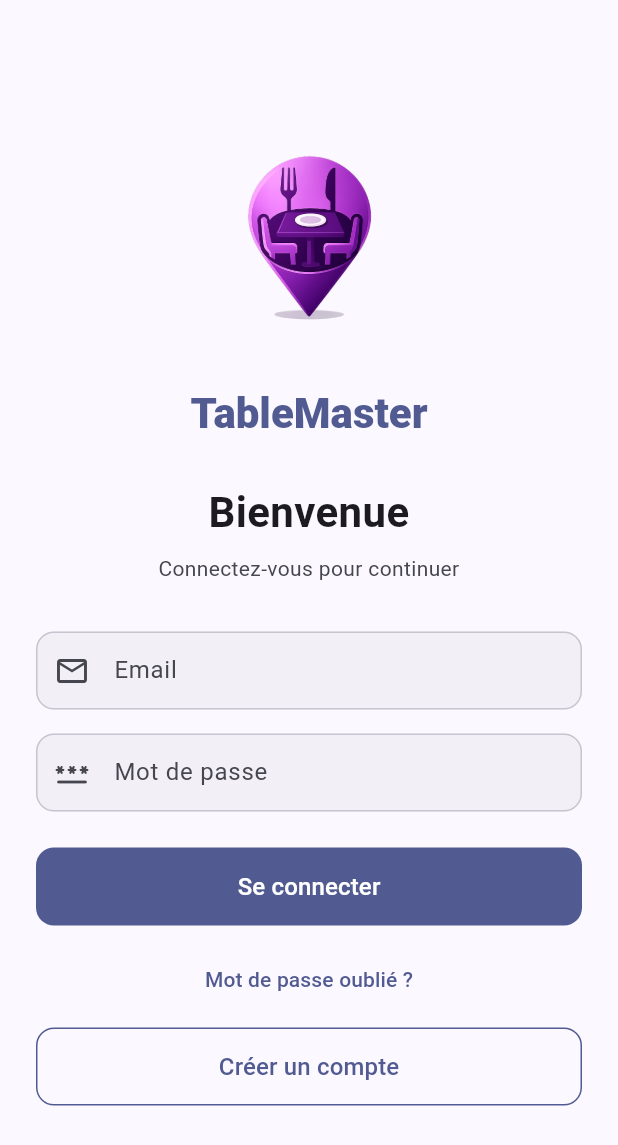
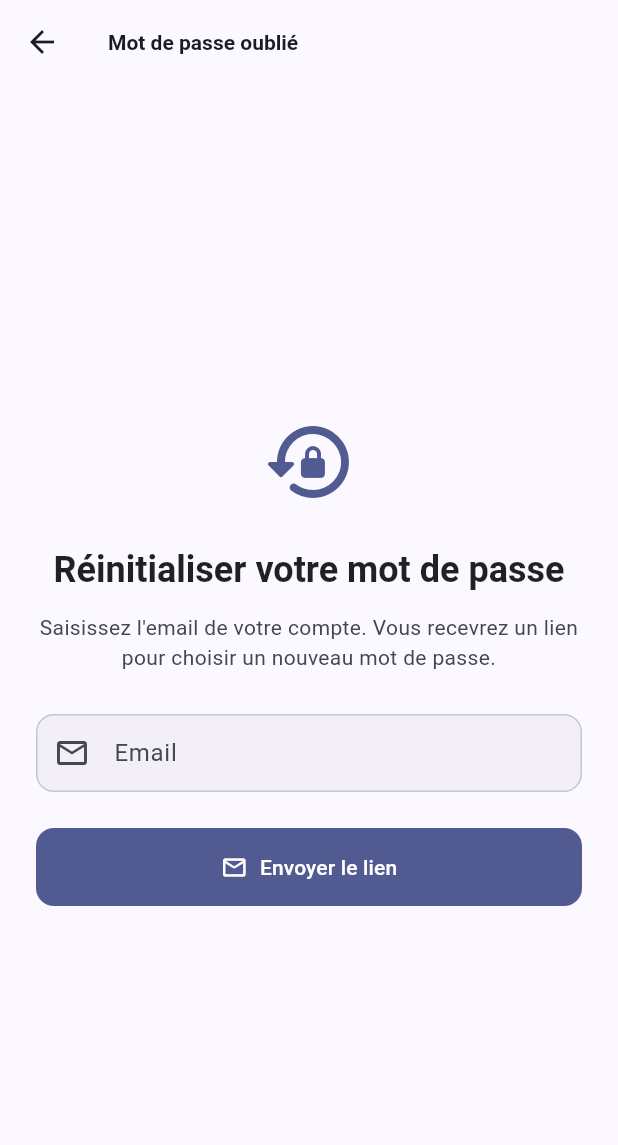
Before and after one commit to TableMasterProject/TableMasterMobile, a Flutter app: the screen it shows after launch, after a tap on "Mot de passe oublié ?", on a phone screen of 412 x 824 dp. Shown: the top 1145 px of the screen. Run offline on Flutter 3.47's test engine with Material 3 defaults, Android fonts, the phone set to English and light mode, and no system bars; our stand-ins replace app_links, audioplayers, confetti, dio, firebase_core, firebase_messaging and 6 more; missing offline and left inert: signalr_netcore, tutorial_coach_mark; accounts and stored records are empty; network calls fail.

Commit message:
add email

```diff
--- a/config/dev.json
+++ b/config/dev.json
@@ -1,6 +1,6 @@
 {
   "APP_NAME": "Table Master (DEV)",
-  "API_URL": "http://192.168.1.19:5012",
+  "API_URL": "http://10.70.2.15:5012",
   "IS_PROD": false,
   "SENTRY_TRACES_SAMPLE_RATE": "0.1"
 }
--- /dev/null
+++ b/lib/core/deep_link_service.dart
@@ -0,0 +1,145 @@
+import 'dart:async';
+
+import 'package:app_links/app_links.dart';
+import 'package:flutter/material.dart';
+import 'package:flutter_secure_storage/flutter_secure_storage.dart';
+import 'package:table_master_mobile/core/app_constant.dart';
+import 'package:table_master_mobile/core/logging/app_logger.dart';
+import 'package:table_master_mobile/features/auth/presentation/login/login_screen.dart';
+import 'package:table_master_mobile/features/auth/presentation/reset_password_screen.dart';
+import 'package:table_master_mobile/features/reservation/presentation/reservation_deep_link_page.dart';
+
+class DeepLinkService {
+  final AppLinks _appLinks = AppLinks();
+  final FlutterSecureStorage _storage = const FlutterSecureStorage();
+
+  StreamSubscription<Uri>? _subscription;
+  Uri? _pendingUri;
+
+  Future<void> init() async {
+    try {
+      _pendingUri = await _appLinks.getInitialLink();
+    } catch (error) {
+      AppLogger.debug("Erreur lecture du lien initial", error);
+    }
+
+    _pendingUri ??= _currentBrowserRoute();
+
+    _subscription ??= _appLinks.uriLinkStream.listen(
+      (uri) {
+        _pendingUri = uri;
+        _scheduleNavigation();
+      },
+      onError: (Object error) {
+        AppLogger.debug("Erreur reception deep link", error);
+      },
+    );
+  }
+
+  Future<bool> navigatePendingLink() async {
+    final uri = _pendingUri;
+    final navigator = navigatorKey.currentState;
+    if (uri == null || navigator == null) {
+      return false;
+    }
+
+    final route = _parseRoute(uri);
+    if (route == null) {
+      _pendingUri = null;
+      return false;
+    }
+
+    if (route is _ResetPasswordRoute) {
+      _pendingUri = null;
+      navigator.pushAndRemoveUntil(
+        MaterialPageRoute(
+          builder: (_) => ResetPasswordScreen(token: route.token),
+        ),
+        (route) => false,
+      );
+      return true;
+    }
+
+    if (route is _ReservationRoute) {
+      final token = await _storage.read(key: 'access_token');
+      if (token == null) {
+        navigator.pushAndRemoveUntil(
+          MaterialPageRoute(builder: (_) => const LoginScreen()),
+          (route) => false,
+        );
+        return true;
+      }
+
+      _pendingUri = null;
+      navigator.push(
+        MaterialPageRoute(
+          builder: (_) => ReservationDeepLinkPage(reservationId: route.id),
+        ),
+      );
+      return true;
+    }
+
+    return false;
+  }
+
+  void _scheduleNavigation() {
+    WidgetsBinding.instance.addPostFrameCallback((_) {
+      unawaited(navigatePendingLink());
+    });
+  }
+
+  _DeepLinkRoute? _parseRoute(Uri uri) {
+    final segments = _normalizedSegments(uri);
+    if (segments.isEmpty) {
+      return null;
+    }
+
+    if (segments.first == 'reset-password') {
+      final token = uri.queryParameters['token'];
+      if (token == null || token.trim().isEmpty) {
+        return null;
+      }
+      return _ResetPasswordRoute(token.trim());
+    }
+
+    if (segments.first == 'reservations' && segments.length >= 2) {
+      final id = int.tryParse(segments[1]);
+      if (id == null) {
+        return null;
+      }
+      return _ReservationRoute(id);
+    }
+
+    return null;
+  }
+
+  Uri? _currentBrowserRoute() {
+    final uri = Uri.base;
+    return _parseRoute(uri) == null ? null : uri;
+  }
+
+  List<String> _normalizedSegments(Uri uri) {
+    final segments = <String>[];
+    if (uri.scheme == 'tablemaster' && uri.host.isNotEmpty) {
+      segments.add(uri.host);
+    }
+    segments.addAll(uri.pathSegments);
+    return segments.where((segment) => segment.trim().isNotEmpty).toList();
+  }
+}
+
+sealed class _DeepLinkRoute {
+  const _DeepLinkRoute();
+}
+
+final class _ResetPasswordRoute extends _DeepLinkRoute {
+  final String token;
+
+  const _ResetPasswordRoute(this.token);
+}
+
+final class _ReservationRoute extends _DeepLinkRoute {
+  final int id;
+
+  const _ReservationRoute(this.id);
+}
--- a/lib/core/injection.dart
+++ b/lib/core/injection.dart
@@ -1,4 +1,5 @@
 import 'package:get_it/get_it.dart';
+import 'package:table_master_mobile/core/deep_link_service.dart';
 import 'package:table_master_mobile/core/notification_service.dart';
 import 'package:table_master_mobile/core/signalr_service.dart';
 import '../features/auth/data/datasources/auth_datasource.dart';
@@ -39,6 +40,7 @@ void setupDependencies() {
   // Client HTTP unique
   getIt.registerLazySingleton<ApiClient>(() => ApiClient());
   getIt.registerLazySingleton<SignalRService>(() => SignalRService());
+  getIt.registerLazySingleton<DeepLinkService>(() => DeepLinkService());
   getIt.registerLazySingleton<NotificationService>(
     () => NotificationService(getIt<ApiClient>()),
   );
--- a/lib/features/auth/data/repositories/auth_repository_impl.dart
+++ b/lib/features/auth/data/repositories/auth_repository_impl.dart
@@ -44,6 +44,16 @@ class AuthRepositoryImpl implements IAuthRepository {
   }
 
   @override
+  Future<void> forgotPassword(String email) async {
+    await remoteDataSource.forgotPassword(email);
+  }
+
+  @override
+  Future<void> resetPassword(String token, String newPassword) async {
+    await remoteDataSource.resetPassword(token, newPassword);
+  }
+
+  @override
   Future<void> logout() async {
     // 1. Supprimer le token sur le serveur (API DeviceToken)
     try {
--- a/lib/features/auth/domain/repositories/auth_repository.dart
+++ b/lib/features/auth/domain/repositories/auth_repository.dart
@@ -7,6 +7,10 @@ abstract class IAuthRepository {
 
   Future<LoginUserOut> refresh(LoginTokenIn tokenIn);
 
+  Future<void> forgotPassword(String email);
+
+  Future<void> resetPassword(String token, String newPassword);
+
   Future<void> logout();
 
   Future<bool> isAuthenticated();
--- /dev/null
+++ b/lib/features/auth/presentation/forgot_password_screen.dart
@@ -0,0 +1,135 @@
+import 'package:flutter/material.dart';
+import 'package:table_master_mobile/core/injection.dart';
+import 'package:table_master_mobile/features/auth/domain/repositories/auth_repository.dart';
+
+class ForgotPasswordScreen extends StatefulWidget {
+  final String initialEmail;
+
+  const ForgotPasswordScreen({super.key, this.initialEmail = ''});
+
+  @override
+  State<ForgotPasswordScreen> createState() => _ForgotPasswordScreenState();
+}
+
+class _ForgotPasswordScreenState extends State<ForgotPasswordScreen> {
+  late final TextEditingController _emailController;
+  final _authRepo = getIt<IAuthRepository>();
+  bool _isLoading = false;
+
+  @override
+  void initState() {
+    super.initState();
+    _emailController = TextEditingController(text: widget.initialEmail);
+  }
+
+  @override
+  void dispose() {
+    _emailController.dispose();
+    super.dispose();
+  }
+
+  Future<void> _sendResetLink() async {
+    final email = _emailController.text.trim();
+    if (email.isEmpty) {
+      ScaffoldMessenger.of(context).showSnackBar(
+        const SnackBar(content: Text("Veuillez saisir votre email")),
+      );
+      return;
+    }
+
+    setState(() => _isLoading = true);
+    try {
+      await _authRepo.forgotPassword(email);
+      if (!mounted) return;
+
+      ScaffoldMessenger.of(context).showSnackBar(
+        const SnackBar(
+          content: Text("Si ce compte existe, un email vient d'être envoyé."),
+        ),
+      );
+      Navigator.of(context).pop();
+    } catch (error) {
+      if (!mounted) return;
+
+      ScaffoldMessenger.of(context).showSnackBar(
+        SnackBar(
+          content: Text("Erreur : $error"),
+          backgroundColor: Theme.of(context).colorScheme.error,
+        ),
+      );
+    } finally {
+      if (mounted) {
+        setState(() => _isLoading = false);
+      }
+    }
+  }
+
+  @override
+  Widget build(BuildContext context) {
+    final colors = Theme.of(context).colorScheme;
+
+    return Scaffold(
+      appBar: AppBar(title: const Text("Mot de passe oublié")),
+      body: SafeArea(
+        child: Center(
+          child: ConstrainedBox(
+            constraints: const BoxConstraints(maxWidth: 420),
+            child: SingleChildScrollView(
+              padding: const EdgeInsets.all(24),
+              child: Column(
+                crossAxisAlignment: CrossAxisAlignment.stretch,
+                children: [
+                  Icon(
+                    Icons.lock_reset_rounded,
+                    size: 64,
+                    color: colors.primary,
+                  ),
+                  const SizedBox(height: 24),
+                  Text(
+                    "Réinitialiser votre mot de passe",
+                    textAlign: TextAlign.center,
+                    style: Theme.of(context).textTheme.headlineSmall?.copyWith(
+                          fontWeight: FontWeight.w700,
+                        ),
+                  ),
+                  const SizedBox(height: 12),
+                  Text(
+                    "Saisissez l'email de votre compte. Vous recevrez un lien pour choisir un nouveau mot de passe.",
+                    textAlign: TextAlign.center,
+                    style: TextStyle(color: colors.onSurfaceVariant),
+                  ),
+                  const SizedBox(height: 28),
+                  TextField(
+                    controller: _emailController,
+                    keyboardType: TextInputType.emailAddress,
+                    autofillHints: const [AutofillHints.email],
+                    onSubmitted: (_) => _sendResetLink(),
+                    decoration: const InputDecoration(
+                      labelText: "Email",
+                      prefixIcon: Icon(Icons.email_outlined),
+                    ),
+                  ),
+                  const SizedBox(height: 24),
+                  SizedBox(
+                    height: 52,
+                    child: FilledButton.icon(
+                      onPressed: _isLoading ? null : _sendResetLink,
+                      icon: _isLoading
+                          ? const SizedBox(
+                              width: 18,
+                              height: 18,
+                              child: CircularProgressIndicator(strokeWidth: 2),
+                            )
+                          : const Icon(Icons.mail_outline_rounded),
+                      label: const Text("Envoyer le lien"),
+                    ),
+                  ),
+                ],
+              ),
+            ),
+          ),
+        ),
+      ),
+    );
+  }
+}
--- a/lib/features/auth/presentation/login/login_screen.dart
+++ b/lib/features/auth/presentation/login/login_screen.dart
@@ -1,4 +1,7 @@
+import 'dart:async';
+
 import 'package:flutter/material.dart';
+import 'package:table_master_mobile/core/deep_link_service.dart';
 import 'package:table_master_mobile/core/responsive/breakpoints.dart';
 import 'package:table_master_mobile/core/widgets/table_master_logo.dart';
 import 'package:table_master_mobile/features/home/presentation/home_screen.dart';
@@ -6,6 +9,7 @@ import '../../../../core/injection.dart';
 import '../../data/models/login_user_in.dart';
 import '../../data/models/login_user_out.dart';
 import '../../domain/repositories/auth_repository.dart';
+import '../forgot_password_screen.dart';
 import '../registration_tunnel/registration_stepper_screen.dart';
 
 class LoginScreen extends StatefulWidget {
@@ -46,6 +50,9 @@ class _LoginScreenState extends State<LoginScreen> {
           ),
           (route) => false,
         );
+        WidgetsBinding.instance.addPostFrameCallback((_) {
+          unawaited(getIt<DeepLinkService>().navigatePendingLink());
+        });
       }
     } catch (e) {
       if (mounted) {
@@ -77,6 +84,16 @@ class _LoginScreenState extends State<LoginScreen> {
           context,
           MaterialPageRoute(
             builder: (context) => const RegistrationStepperScreen(),
+          ),
+        );
+      },
+      onForgotPassword: () {
+        Navigator.push(
+          context,
+          MaterialPageRoute(
+            builder: (context) => ForgotPasswordScreen(
+              initialEmail: _emailController.text.trim(),
+            ),
           ),
         );
       },
@@ -127,6 +144,7 @@ class _LoginForm extends StatelessWidget {
   final TextEditingController passwordController;
   final VoidCallback onLogin;
   final VoidCallback onRegister;
+  final VoidCallback onForgotPassword;
 
   const _LoginForm({
     required this.colors,
@@ -135,6 +153,7 @@ class _LoginForm extends StatelessWidget {
     required this.passwordController,
     required this.onLogin,
     required this.onRegister,
+    required this.onForgotPassword,
   });
 
   @override
@@ -203,7 +222,7 @@ class _LoginForm extends StatelessWidget {
         ),
         const SizedBox(height: 12),
         TextButton(
-          onPressed: () {},
+          onPressed: isLoading ? null : onForgotPassword,
           child: const Text("Mot de passe oublié ?"),
         ),
         const SizedBox(height: 8),
--- a/lib/features/reservation/data/repositories/reservation_repository_impl.dart
+++ b/lib/features/reservation/data/repositories/reservation_repository_impl.dart
@@ -14,6 +14,11 @@ class ReservationRepositoryImpl implements IReservationRepository {
     SearchReservations search,
   ) async {
     return await remoteDataSource.getReservations(search);
+  }
+
+  @override
+  Future<ReservationOut> getReservationById(int id) async {
+    return await remoteDataSource.getReservationById(id);
   }
 
   @override
--- a/lib/features/reservation/domain/repositories/reservation_repository.dart
+++ b/lib/features/reservation/domain/repositories/reservation_repository.dart
@@ -5,6 +5,7 @@ import '../../data/models/search_reservations.dart';
 abstract class IReservationRepository {
   Future<List<ReservationOut>> getReservations(SearchReservations search);
   Future<List<ReservationOut>> getMyReservations(SearchReservations search);
+  Future<ReservationOut> getReservationById(int id);
 
   Future<ReservationOut> createReservation(Map<String, dynamic> data);
   Future<ReservationOut> createQuickReservation(
--- a/lib/main.dart
+++ b/lib/main.dart
@@ -9,6 +9,7 @@ import 'package:sentry_flutter/sentry_flutter.dart';
 
 import 'core/app_config.dart';
 import 'core/app_constant.dart';
+import 'core/deep_link_service.dart';
 import 'core/injection.dart';
 import 'core/notification_service.dart';
 import 'core/theme/app_theme.dart';
@@ -16,19 +17,21 @@ import 'firebase_options.dart';
 import 'splash_screen.dart';
 
 void main() async {
-  WidgetsFlutterBinding.ensureInitialized();
+  Future<void> appRunner() async {
+    WidgetsFlutterBinding.ensureInitialized();
 
-  Future<void> appRunner() async {
     await Firebase.initializeApp(options: DefaultFirebaseOptions.currentPlatform);
     await initializeDateFormatting('fr_FR', null);
 
     setupDependencies();
+    await getIt<DeepLinkService>().init();
     await _captureSentryStartupTestEvent();
 
     runApp(const MyApp());
 
     WidgetsBinding.instance.addPostFrameCallback((_) {
       unawaited(_initializeNotifications());
+      unawaited(getIt<DeepLinkService>().navigatePendingLink());
     });
   }
 
--- a/lib/splash_screen.dart
+++ b/lib/splash_screen.dart
@@ -1,5 +1,6 @@
 import 'package:flutter/material.dart';
 import 'package:flutter_secure_storage/flutter_secure_storage.dart';
+import 'package:table_master_mobile/core/deep_link_service.dart';
 import 'package:table_master_mobile/core/injection.dart';
 import 'package:table_master_mobile/core/widgets/table_master_logo.dart';
 import 'package:table_master_mobile/features/user/domain/repositories/user_repository.dart';
@@ -16,6 +17,7 @@ class SplashScreen extends StatefulWidget {
 class _SplashScreenState extends State<SplashScreen> {
   final storage = const FlutterSecureStorage();
   final userRepo = getIt<IUserRepository>();
+  final deepLinkService = getIt<DeepLinkService>();
 
   @override
   void initState() {
@@ -25,6 +27,11 @@ class _SplashScreenState extends State<SplashScreen> {
 
   Future<void> _initializeApp() async {
     try {
+      final handledDeepLink = await deepLinkService.navigatePendingLink();
+      if (handledDeepLink) {
+        return;
+      }
+
       // Récupérer le token
       String? token = await storage.read(key: 'access_token');
       String? userId = await storage.read(key: 'user_id');
--- a/pubspec.yaml
+++ b/pubspec.yaml
@@ -52,6 +52,7 @@ dependencies:
   audioplayers: ^6.6.0
   sentry_flutter: ^9.21.0
   tutorial_coach_mark: ^1.3.3
+  app_links: ^6.4.1
 
 dev_dependencies:
   flutter_test:
```
Also changed, not shown: lib/features/auth/data/datasources/auth_datasource.dart (+27 -0 lines), lib/features/auth/presentation/reset_password_screen.dart (added, +147 -0 lines), lib/features/reservation/data/datasources/reservation_datasource.dart (+10 -0 lines), lib/features/reservation/presentation/reservation_deep_link_page.dart (added, +93 -0 lines), pubspec.lock, 15 other files.
